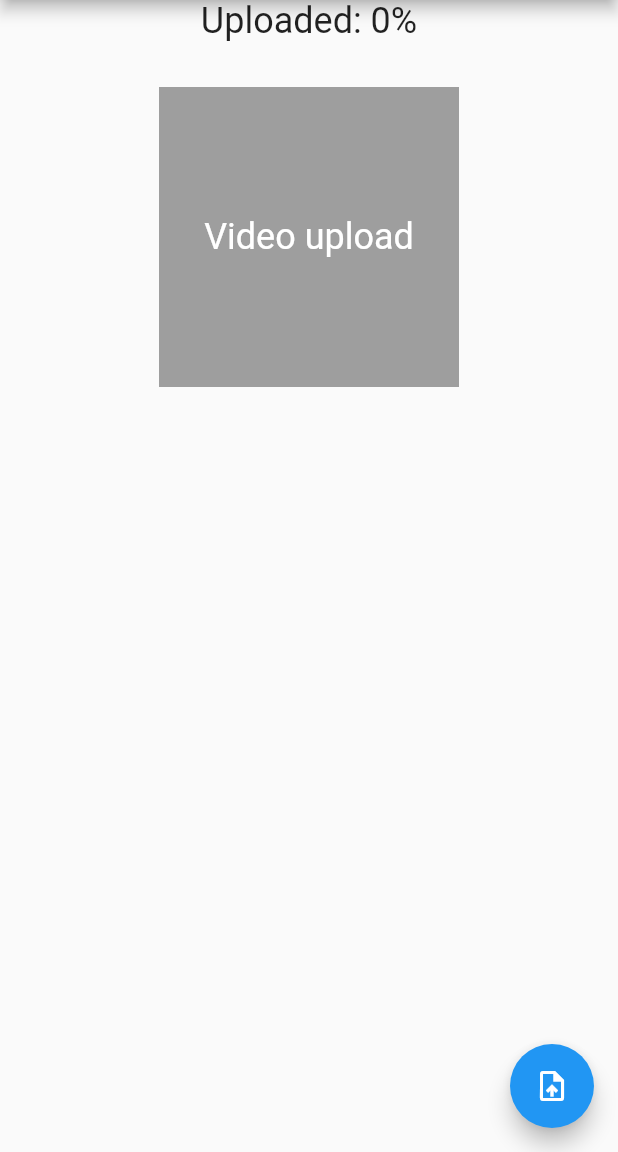
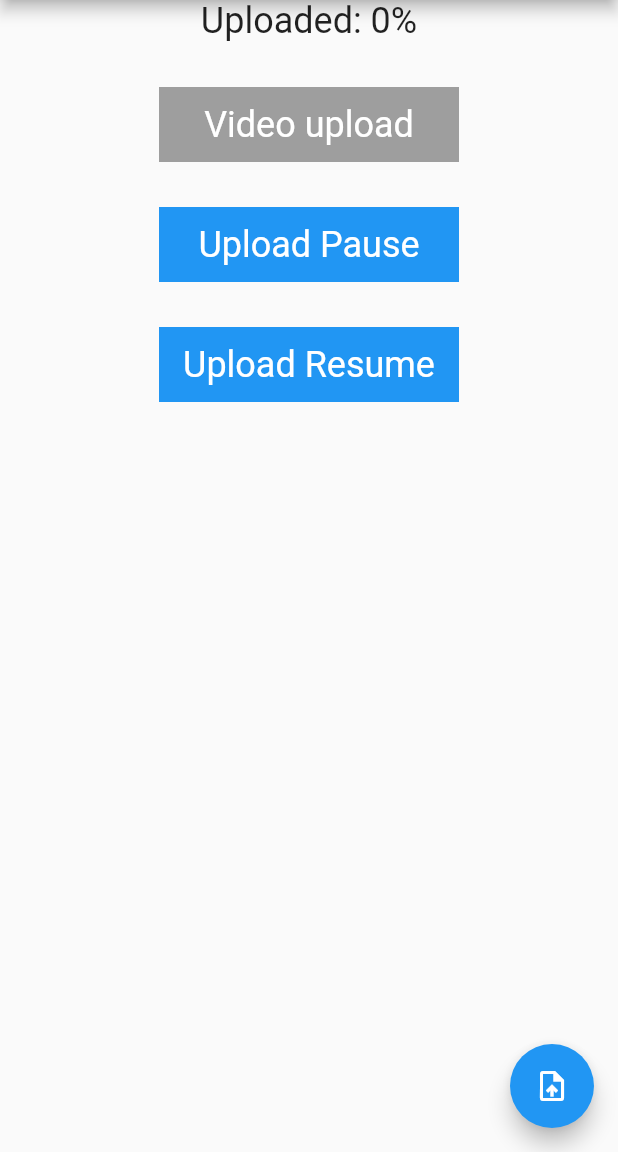
Before and after one commit to GotipathTeam/gotipath_stream_uploader, a Flutter app: the screen it shows after launch, after a tap on "Video upload", on a phone screen of 412 x 824 dp, the part 84-1236 px from its top. Run offline on Flutter 3.47's test engine with Material 2 defaults, Android fonts, the phone set to English and light mode, and no system bars; our stand-ins replace connectivity_plus, dio, image_picker; network calls fail.

Commit message:
pause issue

```diff
--- a/example/lib/main.dart
+++ b/example/lib/main.dart
@@ -39,7 +39,7 @@ class _MyHomePageState extends State<MyHomePage> {
   final String _clientID = 'f926cca1-ff63-4aa6-97e0-31ea7f0952ad';
   final String _libraryID = '7463b6ab-c36f-4e4e-bf43-41c84f0ac6e8';
   final String _apiKey = '9XyCA1Am23luZhT6VYLrWYevKOM3UKQhwnZ+5xwHKCSIIdEHRJVVzY+5854XMd5U/OxN3g';
-  final String _videoID = '080c2439-2f21-45dd-9998-1691a197864a';
+  final String _videoID = '3d1607a2-86ee-4836-a221-7f5d53d465e4';
 
   final picker = ImagePicker();
 
@@ -48,6 +48,7 @@ class _MyHomePageState extends State<MyHomePage> {
   String _errorMessage = '';
 
   String fileToUpload = '';
+  GotipathUploader gotipathUploader = GotipathUploader();
 
   void _getFile() async {
     final pickedFile = await picker.pickVideo(source: ImageSource.gallery);
@@ -93,7 +94,9 @@ class _MyHomePageState extends State<MyHomePage> {
         });
       };
 
-    GotipathUploader.createUpload(uploadOptions);
+
+
+    gotipathUploader.createUpload(uploadOptions);
   }
 
   @override
@@ -141,11 +144,53 @@ class _MyHomePageState extends State<MyHomePage> {
               },
               child: Container(
                 width: 200,
-                height: 200,
+                height: 50,
                 color: Colors.grey,
                 child: Center(
                   child: Text(
                     'Video upload',
+                    style: TextStyle(
+                      fontSize: 24,
+                      fontWeight: FontWeight.normal,
+                      color: Colors.white,
+                    ),
+                  ),
+                ),
+              ),
+            ),
+            SizedBox(height: 30),
+            InkWell(
+              onTap: (){
+                gotipathUploader.pause();
+              },
+              child: Container(
+                width: 200,
+                height: 50,
+                color: Colors.blue,
+                child: Center(
+                  child: Text(
+                    'Upload Pause',
+                    style: TextStyle(
+                      fontSize: 24,
+                      fontWeight: FontWeight.normal,
+                      color: Colors.white,
+                    ),
+                  ),
+                ),
+              ),
+            ),
+            SizedBox(height: 30),
+            InkWell(
+              onTap: (){
+                gotipathUploader.resume();
+              },
+              child: Container(
+                width: 200,
+                height: 50,
+                color: Colors.blue,
+                child: Center(
+                  child: Text(
+                    'Upload Resume',
                     style: TextStyle(
                       fontSize: 24,
                       fontWeight: FontWeight.normal,
--- a/lib/src/up_chunk.dart
+++ b/lib/src/up_chunk.dart
@@ -66,7 +66,9 @@ class GotipathUploader {
   void Function()? _onSuccess;
   void Function(double progress )? _onProgress;
 
-  static GotipathUploader createUpload(UpChunkOptions options) => GotipathUploader._internal(options);
+  GotipathUploader();
+
+   GotipathUploader createUpload(UpChunkOptions options) => GotipathUploader._internal(options);
 
   /// Internal constructor used by [createUpload]
   GotipathUploader._internal(UpChunkOptions options) {
@@ -114,7 +116,9 @@ class GotipathUploader {
   }
 
   /// It pauses the upload, the [_chunk] currently being uploaded will finish first before pausing the next [_chunk]
-  pause() => _paused = true;
+   pause() => _paused = true;
+
+
 
   /// It resumes the upload for the next [_chunk]
   resume() {
@@ -185,10 +189,10 @@ class GotipathUploader {
     final client = new http.Client();
 
     Map<String,dynamic> body={
-      "filename": "Flussonic.mp4",
+      "filename": file!.path.split(Platform.pathSeparator).last,
       "type": "video/mp4",
       "metadata": {
-        "name": "Flussonic.mp4",
+        "name": file!.path.split(Platform.pathSeparator).last,
         "type": "video/mp4",
         "video_id": videoID!,
         "collection_id":"",
@@ -388,12 +392,13 @@ class GotipathUploader {
     if (_paused || _offline || _stopped)
       return;
 
-   final presigned_url=await uploadUrlRequest(_chunkCount.toString());
+   final presigned_url=await uploadUrlRequest((_chunkCount+1).toString());
     await  _getChunk();
-   await _sendChunk(presigned_url,_chunkByteSize).then((res) async{
+   await _sendChunk(presigned_url,_chunkLength).then((res) async{
         if (successfulChunkUploadCodes.contains(res.statusCode)) {
-          print("the chunk count $_chunkCount");
-          chunk_list.add({"PartNumber":  _chunkCount, "ETag": res.headers['etag'].toString()});
+          print("this is response header ${res.headers}");
+          print({"PartNumber":  _chunkCount+1, "ETag": res.headers.map['etag']!.toList().first});
+          chunk_list.add({"PartNumber":  _chunkCount+1, "ETag": res.headers.map['etag']!.toList().first});
           _chunkCount++;
           if (_chunkCount < _totalChunks) {
             _attemptCount = 0;
```
Also changed, not shown: 1 other file.
